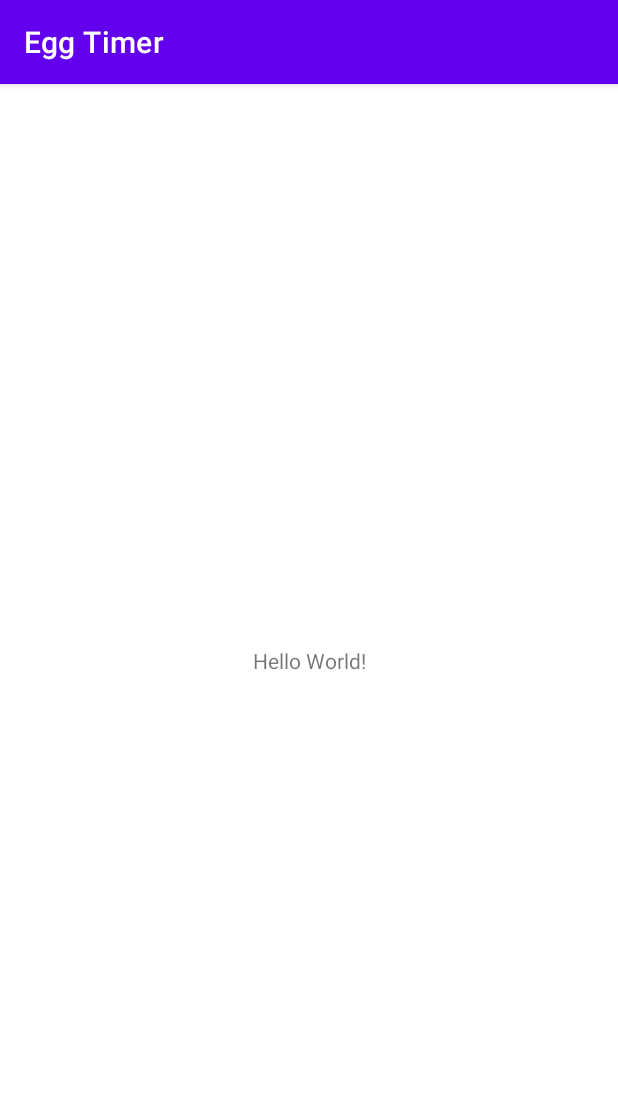
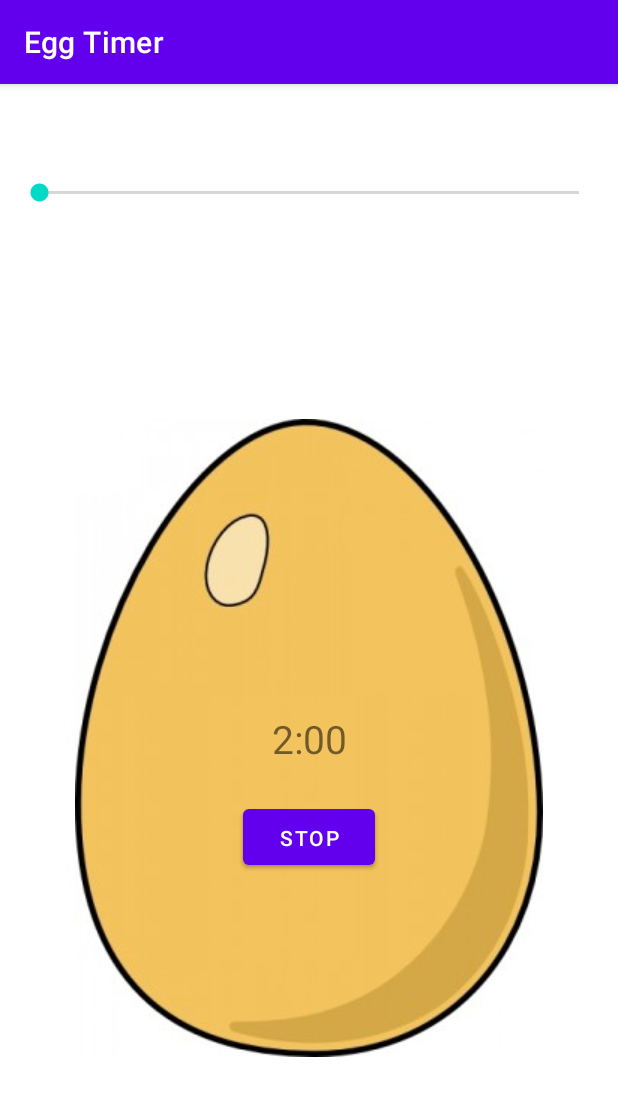
Before and after one commit to MarianneRario/egg-timer, an Android app: the screen it shows after launch (MainActivity), on a phone screen of 412 x 824 dp. Shown: the top 1096 px of the screen. Run offline under Robolectric (Android 15) with nearby library versions, the phone set to English and light mode, and no system bars.

Commit message:
create frontend

```diff
--- a/app/src/main/res/layout/activity_main.xml
+++ b/app/src/main/res/layout/activity_main.xml
@@ -4,15 +4,63 @@
     xmlns:tools="http://schemas.android.com/tools"
     android:layout_width="match_parent"
     android:layout_height="match_parent"
+    android:gravity="center"
+    android:layout_margin="10dp"
     tools:context=".MainActivity">
 
-    <TextView
+    <ImageView
+        android:id="@+id/imageView"
         android:layout_width="wrap_content"
         android:layout_height="wrap_content"
-        android:text="Hello World!"
+        android:src="@drawable/egg"
         app:layout_constraintBottom_toBottomOf="parent"
-        app:layout_constraintLeft_toLeftOf="parent"
-        app:layout_constraintRight_toRightOf="parent"
-        app:layout_constraintTop_toTopOf="parent" />
+        app:layout_constraintEnd_toEndOf="parent"
+        app:layout_constraintStart_toStartOf="parent"
+        app:layout_constraintTop_toBottomOf="@+id/seekBarId"
+        app:layout_constraintVertical_bias="0.564" />
+
+    <TextView
+        android:id="@+id/timerTVId"
+        android:layout_width="wrap_content"
+        android:layout_height="wrap_content"
+        android:text="2:00"
+        android:textSize="26sp"
+        app:layout_constraintBottom_toBottomOf="@+id/imageView"
+        app:layout_constraintEnd_toEndOf="parent"
+        app:layout_constraintStart_toStartOf="parent"
+        app:layout_constraintTop_toTopOf="@+id/imageView" />
+
+    <Button
+        android:id="@+id/button"
+        android:layout_width="wrap_content"
+        android:layout_height="wrap_content"
+        android:text="Go!"
+        app:layout_constraintBottom_toBottomOf="@+id/imageView"
+        app:layout_constraintEnd_toEndOf="@+id/imageView"
+        app:layout_constraintStart_toStartOf="@+id/imageView"
+        app:layout_constraintTop_toTopOf="@+id/imageView"
+        app:layout_constraintVertical_bias="0.673" />
+
+    <Button
+        android:layout_width="wrap_content"
+        android:layout_height="wrap_content"
+        android:text="Stop"
+        app:layout_constraintBottom_toBottomOf="@+id/imageView"
+        app:layout_constraintEnd_toEndOf="@+id/imageView"
+        app:layout_constraintStart_toStartOf="@+id/imageView"
+        app:layout_constraintTop_toTopOf="@+id/imageView"
+        app:layout_constraintVertical_bias="0.676" />
+
+    <SeekBar
+        android:id="@+id/seekBarId"
+        android:layout_width="match_parent"
+        android:layout_height="wrap_content"
+        app:layout_constraintBottom_toBottomOf="parent"
+        app:layout_constraintEnd_toEndOf="parent"
+        app:layout_constraintHorizontal_bias="0.0"
+        app:layout_constraintStart_toStartOf="parent"
+        app:layout_constraintTop_toTopOf="parent"
+        app:layout_constraintVertical_bias="0.073" />
+
 
 </androidx.constraintlayout.widget.ConstraintLayout>
```
